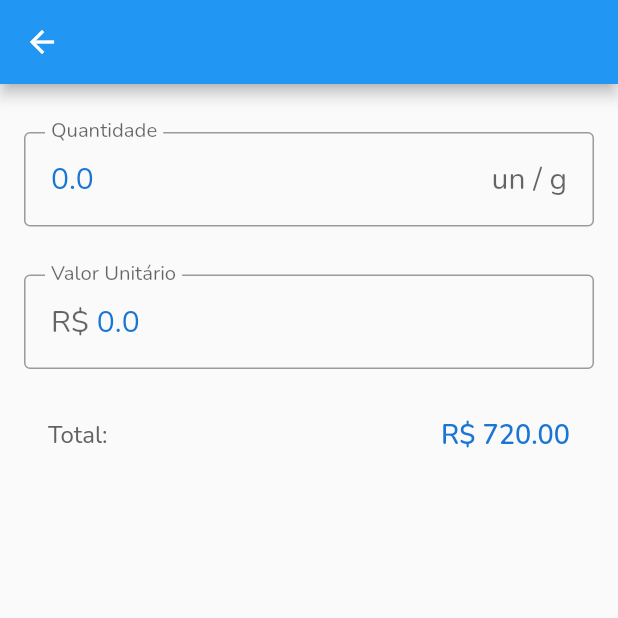
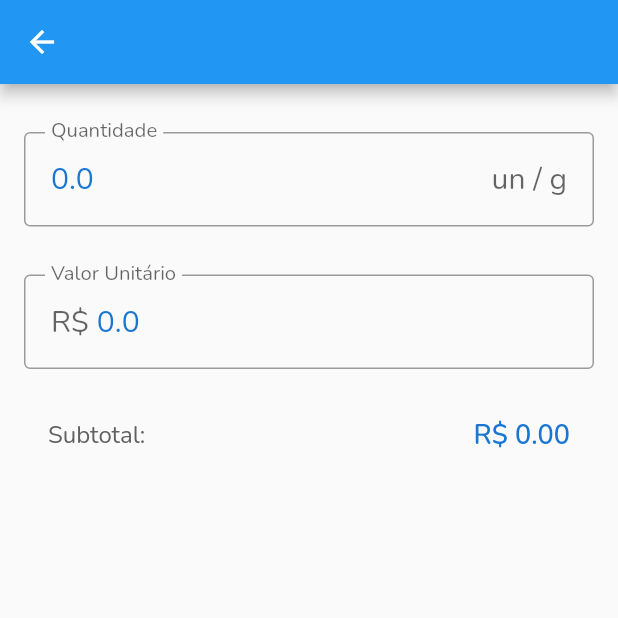
Before and after one commit to jcntck/grocery_list, a Flutter app: the GroceryItemPage screen opened directly with empty values, on a phone screen of 412 x 824 dp, the top half of it. Run offline on Flutter 3.47's test engine with Material 2 defaults, Android fonts, the phone set to English and light mode, and no system bars; our stand-ins replace google_fonts.

Commit message:
feat: v0.0.1 finished

```diff
--- /dev/null
+++ b/lib/entities/grocery_item.dart
@@ -0,0 +1,37 @@
+class GroceryItem {
+  late final String name;
+  late double quantity;
+  late double price;
+  late double subtotal;
+
+  GroceryItem({required this.name})
+      : quantity = 0,
+        price = 0,
+        subtotal = 0;
+
+  GroceryItem.fromJson(dynamic json)
+      : name = json['name'],
+        quantity = json['quantity'],
+        price = json['price'],
+        subtotal = json['subtotal'];
+
+  Map<String, dynamic> toMap() {
+    return {
+      'name': name,
+      'quantity': quantity,
+      'price': price,
+      'subtotal': subtotal
+    };
+  }
+
+  void calculateSubtotal(double quantity, double price) {
+    this.quantity = quantity;
+    this.price = price;
+    subtotal = quantity * price;
+  }
+
+  @override
+  String toString() {
+    return 'GroceryItem { name: $name, quantity: $quantity, price: $price, subtotal: $subtotal }';
+  }
+}
--- a/lib/entities/item.dart
+++ /dev/null
@@ -1,18 +0,0 @@
-class Item {
-  late final String name;
-  late final double quantity;
-  late final double price;
-
-  Item({required this.name})
-      : quantity = 0,
-        price = 0;
-
-  Item.fromJson(Map<String, dynamic> json)
-      : name = json['name'],
-        quantity = json['quantity'],
-        price = json['price'];
-
-  Map<String, dynamic> toMap() {
-    return {'name': name, 'quantity': quantity, 'price': price};
-  }
-}
--- a/lib/pages/grocery_item_page.dart
+++ b/lib/pages/grocery_item_page.dart
@@ -1,35 +1,39 @@
 import 'package:flutter/material.dart';
-import 'package:lista_compras/entities/item.dart';
+import 'package:lista_compras/entities/grocery_item.dart';
 
 class GroceryItemPage extends StatefulWidget {
-  final Item item;
-  const GroceryItemPage({Key? key, required this.item }) : super(key: key);
+  final GroceryItem groceryItem;
+  const GroceryItemPage({Key? key, required this.groceryItem }) : super(key: key);
 
   @override
   State<GroceryItemPage> createState() => _GroceryItemPageState();
 }
 
 class _GroceryItemPageState extends State<GroceryItemPage> {
-  late Item _item;
+  late GroceryItem _groceryItem;
   final TextEditingController _quantityController = TextEditingController();
   final TextEditingController _priceController = TextEditingController();
 
   @override
   void initState() {
     super.initState();
-    _item = Item.fromJson(widget.item.toMap());
-    _quantityController.text = _item.quantity.toString();
-    _priceController.text = _item.price.toString();
+    _groceryItem = GroceryItem.fromJson(widget.groceryItem.toMap());
+    _quantityController.text = _groceryItem.quantity.toString();
+    _priceController.text = _groceryItem.price.toString();
   }
 
   @override
   Widget build(BuildContext context) {
     return Scaffold(
       appBar: AppBar(
-        title: Text(_item.name),
+        title: Text(_groceryItem.name),
       ),
       floatingActionButton: FloatingActionButton(
-        onPressed: () {},
+        onPressed: () {
+          _quantitySetValue(_quantityController.text);
+          _priceSetValue(_priceController.text);
+          Navigator.pop(context, _groceryItem);
+        },
         child: Icon(Icons.save),
         backgroundColor: Colors.blue,
       ),
@@ -48,6 +52,10 @@ class _GroceryItemPageState extends State<GroceryItemPage> {
                   suffixText: 'un / g'),
               style: TextStyle(fontSize: 20, color: Colors.blue[700]),
               controller: _quantityController,
+              onTap: () {
+                _quantityController.text = '';
+              },
+              onFieldSubmitted: _quantitySetValue,
             ),
             SizedBox(height: 32),
             TextFormField(
@@ -60,6 +68,10 @@ class _GroceryItemPageState extends State<GroceryItemPage> {
                   prefixText: 'R\$ '),
               style: TextStyle(fontSize: 20, color: Colors.blue[700]),
               controller: _priceController,
+              onTap: () {
+                _priceController.text = '';
+              },
+              onFieldSubmitted: _priceSetValue,
             ),
             Container(
               margin: EdgeInsets.symmetric(vertical: 16),
@@ -68,12 +80,12 @@ class _GroceryItemPageState extends State<GroceryItemPage> {
                 mainAxisAlignment: MainAxisAlignment.spaceBetween,
                 children: [
                   Text(
-                    'Total: ',
+                    'Subtotal: ',
                     style: TextStyle(fontSize: 16, color: Colors.grey[700]),
                   ),
                   SizedBox(width: 4),
                   Text(
-                    'R\$ 720.00',
+                    'R\$ ${_groceryItem.subtotal.toStringAsFixed(2)}',
                     style: TextStyle(fontSize: 18, color: Colors.blue[700], fontWeight: FontWeight.w600),
                   ),
                 ],
@@ -84,4 +96,31 @@ class _GroceryItemPageState extends State<GroceryItemPage> {
       ),
     );
   }
+
+  _quantitySetValue(value) {
+    if (value.isEmpty) {
+      _quantityController.text = _groceryItem.quantity.toString();
+    } else {
+      _quantityController.text = value;
+    }
+    _calculateSubtotal();
+  }
+
+  _priceSetValue(value) {
+    if (value.isEmpty) {
+      _priceController.text = _groceryItem.price.toString();
+    } else {
+      _priceController.text = value;
+    }
+    _calculateSubtotal();
+  }
+
+  _calculateSubtotal() {
+    final double quantity = double.parse(_quantityController.text);
+    final double price = double.parse(_priceController.text);
+
+    setState(() {
+      _groceryItem.calculateSubtotal(quantity, price);
+    });
+  }
 }
--- a/pubspec.yaml
+++ b/pubspec.yaml
@@ -40,6 +40,7 @@ dependencies:
   flutter_slidable: ^2.0.0
   shared_preferences: ^2.0.17
   google_fonts: ^4.0.3
+  path_provider: ^2.0.12
 
 dev_dependencies:
   flutter_test:
```
Also changed, not shown: lib/drivers/json_driver.dart (added, +31 -0 lines), lib/pages/grocery_list_page.dart (+63 -14 lines), lib/repositories/grocery_list_json_repository.dart (added, +31 -0 lines), lib/repositories/grocery_list_repository.dart (added, +7 -0 lines), lib/widgets/grocery_item.dart (+29 -11 lines), pubspec.lock.
